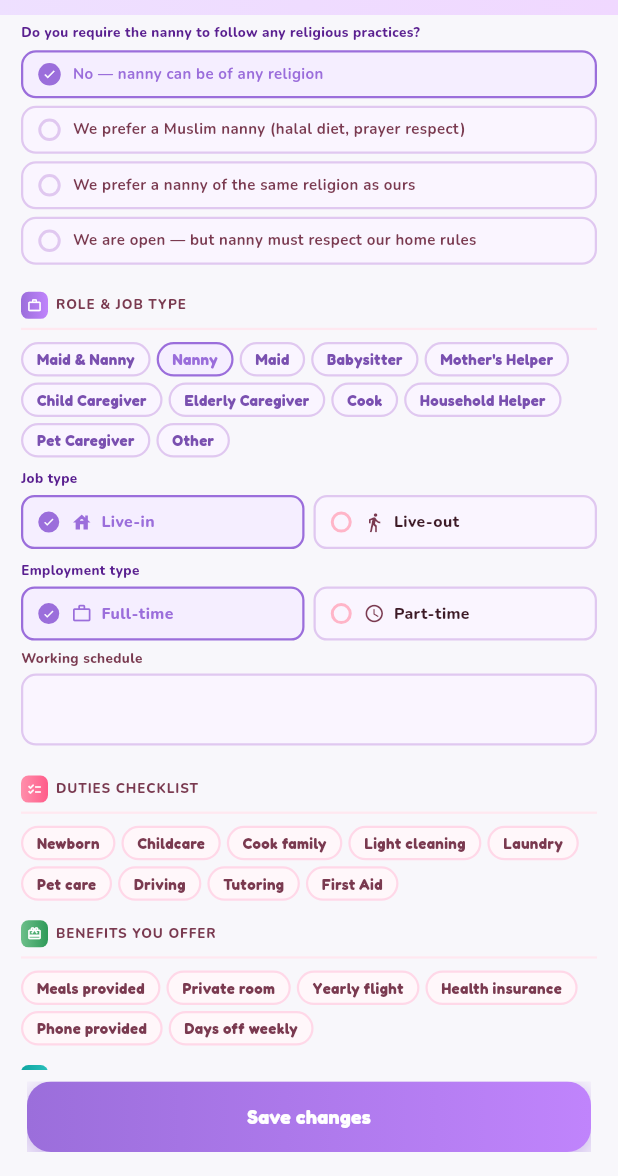
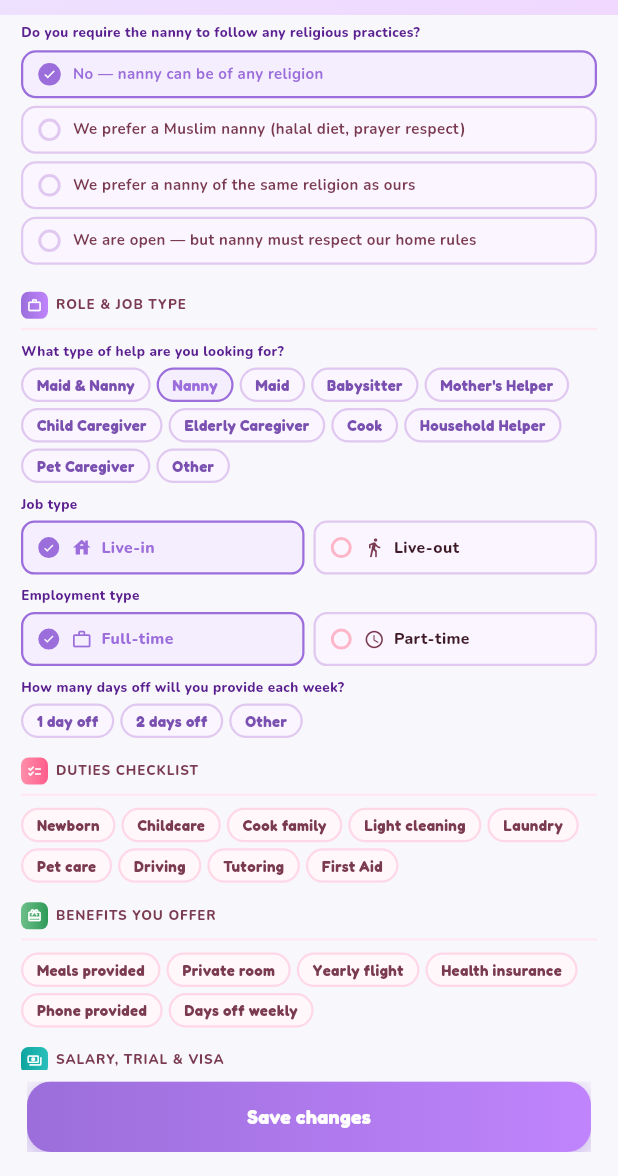
Before and after one commit to WaseemMirzaa/kafi, a Flutter app: the FamilyEditScreen screen opened by its route, scrolled down 1152 dp, on a phone screen of 412 x 824 dp, the part 60-1236 px from its top. Run offline on Flutter 3.47's test engine with Material 3 defaults, Android fonts, the phone set to English and light mode, and no system bars; our stand-ins replace cloud_firestore, cloud_functions, connectivity_plus, file_picker, firebase_auth, firebase_core and 11 more; accounts and stored records are empty.

Commit message:
feat(family): WU-C screens + downstream display use the new selectors
- family_form_screen.dart / family_edit_screen.dart: replace the GPS
  city picker (KafiLocationPicker + "Detecting..." state) with
  FamilyEmirateSelector; replace the duplicated role chip Wrap with
  FamilyRoleSelector; replace the free-text schedule KafiTextField with
  FamilyDaysOffSelector. Drops the now-unreferenced _detectingCity()
  helper and the kafi_location_picker.dart import from both screens.
- job_detail_screen.dart: nanny-facing "Schedule" detail row ->
  "Days off", reading job.daysOff.
- my_jobs_screen.dart (_JobEditSheet, plan D5): removes the schedule
  quick-edit field/controller/copyWith arg now that the model field is
  gone; title + salary quick-edit remain, days-off is edited via the
  existing "Full details" bridge into the full editor.

Plan: docs/agents/plans/kafi-family-profile-fields.md WU-C.

```diff
--- a/kafi_app/lib/views/family/family_edit_screen.dart
+++ b/kafi_app/lib/views/family/family_edit_screen.dart
@@ -8,8 +8,8 @@ import 'package:kafi_app/utils/app_navigation.dart';
 import 'package:kafi_app/utils/constants/family_constants.dart';
 import 'package:kafi_app/views/family/family_household_fields.dart';
 import 'package:kafi_app/views/shared/kafi_theme.dart';
+import 'package:kafi_app/views/widgets/family_job_selectors.dart';
 import 'package:kafi_app/views/widgets/kafi_chip_wrap.dart';
-import 'package:kafi_app/views/widgets/kafi_location_picker.dart';
 import 'package:kafi_app/views/widgets/kafi_primary_button.dart';
 import 'package:kafi_app/views/widgets/kafi_section.dart';
 import 'package:kafi_app/views/widgets/kafi_text_field.dart';
@@ -124,16 +124,11 @@ class FamilyEditScreen extends GetView<FamilyProfileController> {
             keyboardType: TextInputType.number,
             purple: true,
           ),
-          Text(AppStrings.fldCity.tr,
+          Text(AppStrings.fldSelectEmirate.tr,
               style: KafiTheme.nunito(9,
                   color: const Color(0xFF5A2090), w: FontWeight.w800)),
           const SizedBox(height: 4),
-          Obx(
-            () => KafiLocationPicker(
-              initialValue: controller.city.value,
-              onChanged: (v) => controller.city.value = v,
-            ),
-          ),
+          FamilyEmirateSelector(controller),
           const SizedBox(height: 4),
           Text(AppStrings.fldHomeLanguages.tr,
               style: KafiTheme.nunito(9,
@@ -184,22 +179,11 @@ class FamilyEditScreen extends GetView<FamilyProfileController> {
         icon: Icons.work_outline,
         accent: KafiSectionAccent.purple,
         children: [
-          Obx(
-            () => Wrap(
-              spacing: 4,
-              runSpacing: 4,
-              children: FamilyConstants.roles
-                  .map(
-                    (r) => KafiChip(
-                      label: r,
-                      purple: true,
-                      selected: controller.roles.contains(r),
-                      onTap: () => controller.toggle(controller.roles, r),
-                    ),
-                  )
-                  .toList(),
-            ),
-          ),
+          Text(AppStrings.fldRolePrompt.tr,
+              style: KafiTheme.nunito(9,
+                  color: const Color(0xFF5A2090), w: FontWeight.w800)),
+          const SizedBox(height: 4),
+          FamilyRoleSelector(controller),
           const SizedBox(height: 8),
           Text(AppStrings.fldJobType.tr,
               style: KafiTheme.nunito(9,
@@ -259,12 +243,12 @@ class FamilyEditScreen extends GetView<FamilyProfileController> {
               ],
             ),
           ),
-          const SizedBox(height: 6),
-          KafiTextField(
-            label: AppStrings.fldSchedule.tr,
-            controller: controller.scheduleCtrl,
-            purple: true,
-          ),
+          const SizedBox(height: 8),
+          Text(AppStrings.fldDaysOff.tr,
+              style: KafiTheme.nunito(9,
+                  color: const Color(0xFF5A2090), w: FontWeight.w800)),
+          const SizedBox(height: 4),
+          FamilyDaysOffSelector(controller),
         ],
       );
 
--- a/kafi_app/lib/views/family/my_jobs_screen.dart
+++ b/kafi_app/lib/views/family/my_jobs_screen.dart
@@ -310,8 +310,8 @@ class MyJobsScreen extends GetView<FamilyJobsController> {
   }
 }
 
-/// Bottom-sheet form to edit a job's headline fields (title, schedule, salary
-/// range). A stateful widget so its text controllers are disposed cleanly.
+/// Bottom-sheet form to edit a job's headline fields (title, salary range).
+/// A stateful widget so its text controllers are disposed cleanly.
 class _JobEditSheet extends StatefulWidget {
   const _JobEditSheet({required this.job, required this.onSave});
 
@@ -325,8 +325,6 @@ class _JobEditSheet extends StatefulWidget {
 class _JobEditSheetState extends State<_JobEditSheet> {
   late final TextEditingController _title =
       TextEditingController(text: widget.job.jobTitle);
-  late final TextEditingController _schedule =
-      TextEditingController(text: widget.job.schedule);
   late final TextEditingController _salaryMin =
       TextEditingController(text: widget.job.salaryMin > 0 ? '${widget.job.salaryMin}' : '');
   late final TextEditingController _salaryMax =
@@ -335,7 +333,6 @@ class _JobEditSheetState extends State<_JobEditSheet> {
   @override
   void dispose() {
     _title.dispose();
-    _schedule.dispose();
     _salaryMin.dispose();
     _salaryMax.dispose();
     super.dispose();
@@ -372,8 +369,6 @@ class _JobEditSheetState extends State<_JobEditSheet> {
           Text(AppStrings.jobEditTitle.tr, style: KafiTheme.pacifico(16, color: KafiColors.pur)),
           const SizedBox(height: 14),
           KafiTextField(label: AppStrings.jobFieldTitle.tr, controller: _title, purple: true),
-          const SizedBox(height: 10),
-          KafiTextField(label: AppStrings.jobFieldSchedule.tr, controller: _schedule, purple: true),
           const SizedBox(height: 10),
           Row(
             children: [
@@ -443,7 +438,6 @@ class _JobEditSheetState extends State<_JobEditSheet> {
     }
     final updated = widget.job.copyWith(
       jobTitle: _title.text.trim(),
-      schedule: _schedule.text.trim(),
       salaryMin: min,
       salaryMax: max,
     );
--- a/kafi_app/lib/views/nanny/job_detail_screen.dart
+++ b/kafi_app/lib/views/nanny/job_detail_screen.dart
@@ -143,8 +143,8 @@ class JobDetailScreen extends StatelessWidget {
       'Job Details',
       [
         _detailRow('Job Type', job.jobType.name.titleCase),
-        _detailRow('Schedule',
-            job.schedule.isNotEmpty ? job.schedule : 'Not specified'),
+        _detailRow('Days off',
+            job.daysOff.isNotEmpty ? job.daysOff : 'Not specified'),
         _detailRow(
             'Start Date',
             job.startImmediate
```
Also changed, not shown: kafi_app/lib/views/family/family_form_screen.dart (+16 -74 lines).
